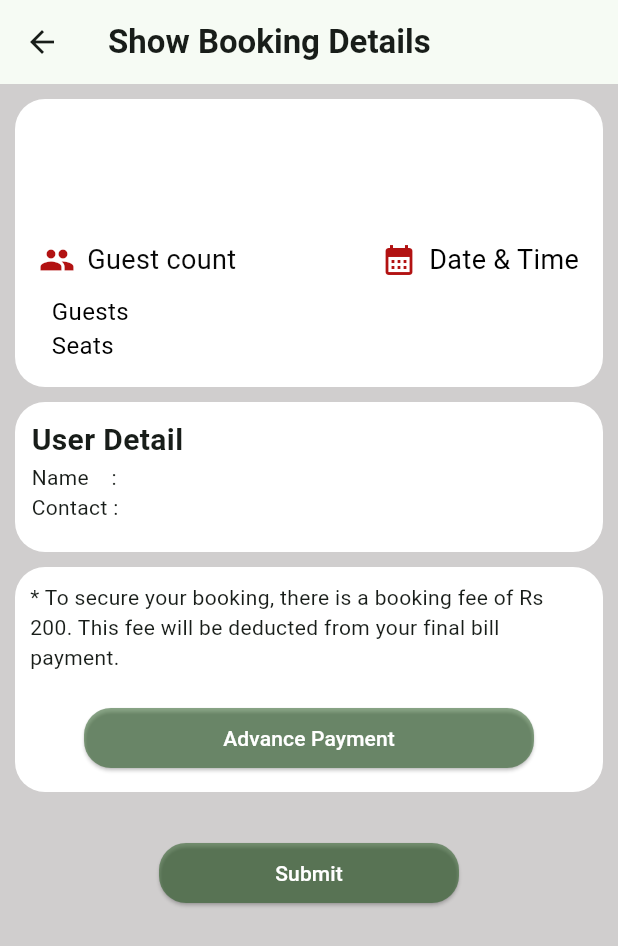
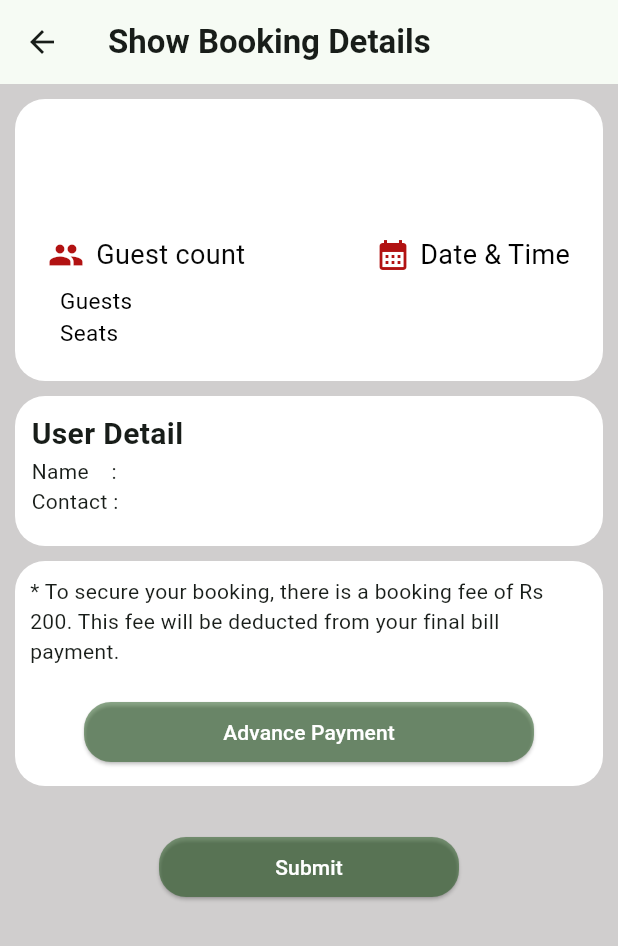
Before and after one commit to Anjana-pv/UserDinny, a Flutter app: the BookingConfirmation screen opened directly with empty values, on a phone screen of 412 x 824 dp. Shown: the top 946 px of the screen. Run offline on Flutter 3.47's test engine with Material 3 defaults, Android fonts, the phone set to English and light mode, and no system bars; our stand-ins replace cached_network_image, carousel_slider, cloud_firestore, firebase_auth, firebase_core, fluttertoast and 5 more; missing offline and left inert: razorpay_flutter; accounts and stored records are empty.

Commit message:
added card moviement

```diff
--- a/lib/view/booking_conformation_screen.dart
+++ b/lib/view/booking_conformation_screen.dart
@@ -50,28 +50,30 @@ class BookingConfirmation extends StatelessWidget {
           children: [
             Container(
               width: MediaQuery.of(context).size.width,
-              padding: const EdgeInsets.all(16.0),
+              padding: const EdgeInsets.all(14.0),
               decoration: BoxDecoration(
                 borderRadius: BorderRadius.circular(20),
                 color: Colors.white,
               ),
+              child: Padding(
+                padding: const EdgeInsets.all(8.0),
                 child: Column(
                     crossAxisAlignment: CrossAxisAlignment.start,
                     children: [
                       Text(
                         restaurantName,
                         style: const TextStyle(
-                        fontSize: 20.0,
+                          fontSize: 18.0,
                           fontWeight: FontWeight.bold,
                           color: Color.fromARGB(255, 10, 10, 10),
                         ),
                       ),
-                    const SizedBox(height: 3.0),
+                      const SizedBox(height: 2.0),
                       Text(
                         location,
                         style: const TextStyle(
                           color: Colors.grey,
-                        fontSize: 18.0,
+                          fontSize: 15.0,
                         ),
                       ),
                       const SizedBox(height: 20),
@@ -98,7 +100,7 @@ class BookingConfirmation extends StatelessWidget {
                             children: [
                               Icon(Icons.calendar_month,
                                   color: Color.fromARGB(255, 178, 18, 18)),
-                            SizedBox(width: 8.0),
+                              SizedBox(width: 6.0),
                               Text(
                                 'Date & Time',
                                 style: TextStyle(
@@ -111,7 +113,7 @@ class BookingConfirmation extends StatelessWidget {
                         ],
                       ),
                       const SizedBox(
-                      height: 10,
+                        height: 7,
                       ),
                       Row(
                         mainAxisAlignment: MainAxisAlignment.spaceBetween,
@@ -119,7 +121,7 @@ class BookingConfirmation extends StatelessWidget {
                           Text(
                             "$guestCount  Guests \n$tableType  Seats",
                             style: const TextStyle(
-                            fontSize: 16.0,
+                              fontSize: 15.0,
                               color: Color.fromARGB(255, 0, 0, 0),
                             ),
                           ),
@@ -129,13 +131,14 @@ class BookingConfirmation extends StatelessWidget {
                           Text(
                             '$bookingDate\n$bookingTime',
                             style: const TextStyle(
-                            fontSize: 16.0,
+                              fontSize: 15.0,
                               color: Color.fromARGB(255, 1, 1, 1),
                             ),
                           ),
                         ],
                       ),
                     ]),
+              ),
             ),
             const SizedBox(
               height: 10,
--- a/lib/view/booking_history.dart
+++ b/lib/view/booking_history.dart
@@ -13,7 +13,7 @@ class ScreenBookingHistory extends StatelessWidget {
   @override
   Widget build(BuildContext context) {
     BookingHistory fetchBookingData = Get.put(BookingHistory());
-    UserController bookingManaging = Get.put(UserController());
+    // UserController bookingManaging = Get.put(UserController());
 
     return Scaffold(
       appBar: AppBar(
@@ -73,7 +73,9 @@ class ScreenBookingHistory extends StatelessWidget {
                           child: Column(
                             mainAxisAlignment: MainAxisAlignment.center,
                             children: [
-                              Row(
+                              profileimage.isEmpty
+                              ?const CircularProgressIndicator()
+                              :Row(
                                 children: [
                                   Container(
                                     height: MediaQuery.of(context).size.height *
--- a/lib/view/common_widgets/custom_widgets.dart
+++ b/lib/view/common_widgets/custom_widgets.dart
@@ -69,7 +69,7 @@ import 'package:flutter/material.dart';
         child: Text('Six-Top'),
       ),
       const DropdownMenuItem<int>(
-        value: 6,
+        value: 12,
         child: Text('Twelve-Top'),
       ),
 
--- a/lib/view/first_screen.dart
+++ b/lib/view/first_screen.dart
@@ -7,7 +7,6 @@ import 'package:user_dinny/controller/firebase_fuction.dart';
 import 'package:user_dinny/styling/textsytling.dart';
 import 'package:user_dinny/view/booking_scree.dart';
 import 'package:user_dinny/view/common_widgets/offer_widget.dart';
-import 'package:user_dinny/view/sample.dart';
 import 'package:user_dinny/view/search_screen.dart';
 
 class ScreenFirst extends StatelessWidget {
@@ -38,7 +37,7 @@ class ScreenFirst extends StatelessWidget {
             children: [
               GestureDetector(
                 onTap: () {
-                  Get.to(SearchScreen());
+                  Get.to(const SearchScreen());
                 },
                 child: Container(
                   padding: EdgeInsets.only(
@@ -53,7 +52,7 @@ class ScreenFirst extends StatelessWidget {
                           onTap: () {
                             FocusManager.instance.primaryFocus?.unfocus();
 
-                            Get.to(SearchScreen());
+                            Get.to(const SearchScreen());
                           },
                           decoration: const InputDecoration(
                             hintText: 'Search...',
@@ -186,6 +185,7 @@ class ScreenFirst extends StatelessWidget {
                 height: 20,
               ),
               OfferWidget(offerimage: offerimage)
+              // MyCards(),
             ],
           ),
         ));
--- a/pubspec.yaml
+++ b/pubspec.yaml
@@ -51,6 +51,7 @@ dependencies:
   shared_preferences: ^2.2.2
   share_plus: ^7.2.2
   smooth_page_indicator: ^1.1.0
+  carousel_slider: ^4.2.1
 
 
 
```
Also changed, not shown: lib/view/card_show.dart (added, +58 -0 lines), lib/view/common_widgets/client_details_container.dart (+2 -20 lines), lib/view/common_widgets/menucard_img.dart (+2 -5 lines), lib/view/common_widgets/offer_widget.dart (+47 -43 lines), pubspec.lock. Lines whose indentation alone changed are shown as unchanged.
